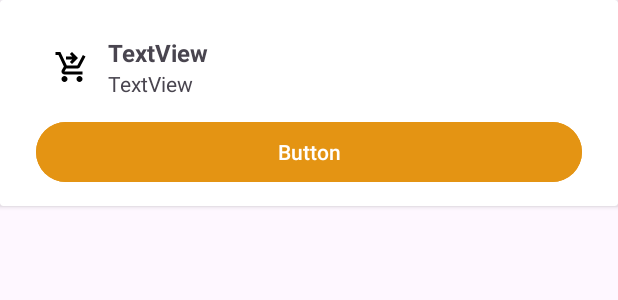
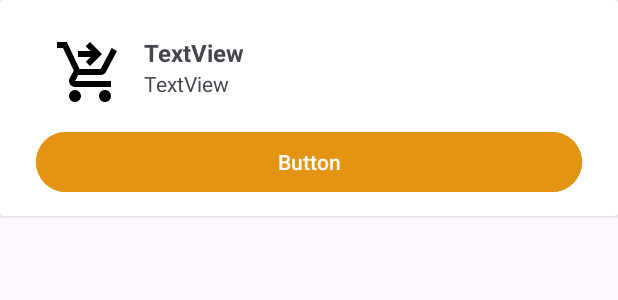
Before and after one commit to hgergely03/SZTE-IB470G, an Android app: the layout book_card.xml on its own in the app's theme, with its tools: preview values and no code run, on a phone screen of 412 x 824 dp. Shown: the top 300 px of the screen. Run offline under Robolectric (Android 15) with nearby library versions, the phone set to English and light mode, and no system bars.

Commit message:
Load book covers

```diff
--- a/app/build.gradle
+++ b/app/build.gradle
@@ -47,6 +47,6 @@ dependencies {
 
     implementation libs.recyclerview
     implementation libs.recyclerview.selection
-    implementation libs.glide
+    implementation "com.github.bumptech.glide:glide:4.15.1"
     implementation libs.cardview
 }
--- a/app/src/main/AndroidManifest.xml
+++ b/app/src/main/AndroidManifest.xml
@@ -1,6 +1,8 @@
 <?xml version="1.0" encoding="utf-8"?>
 <manifest xmlns:android="http://schemas.android.com/apk/res/android"
     xmlns:tools="http://schemas.android.com/tools">
+
+    <uses-permission android:name="android.permission.INTERNET"/>
 
     <application
         android:allowBackup="true"
--- a/app/src/main/java/com/book/bookcorner/BookAdapter.java
+++ b/app/src/main/java/com/book/bookcorner/BookAdapter.java
@@ -109,7 +109,7 @@ public class BookAdapter extends RecyclerView.Adapter<BookAdapter.BookHolder>  i
             author.setText(currentBook.getAuthor());
             addToCartButton.setText("Vásárlás " + currentBook.getPrice() + " Ft áron");
 
-            // Glide.with(context).load(currentBook.getImgUrl()).into(cover);
+            Glide.with(context).load(currentBook.getImgUrl()).into(cover);
         }
     }
 }
--- a/app/src/main/res/layout/book_card.xml
+++ b/app/src/main/res/layout/book_card.xml
@@ -23,8 +23,8 @@
 
             <ImageView
                 android:id="@+id/bookImage"
-                android:layout_width="wrap_content"
-                android:layout_height="match_parent"
+                android:layout_width="48dp"
+                android:layout_height="48dp"
                 android:layout_marginEnd="12dp"
                 app:srcCompat="@drawable/baseline_shopping_cart_checkout_24" />
 
```
